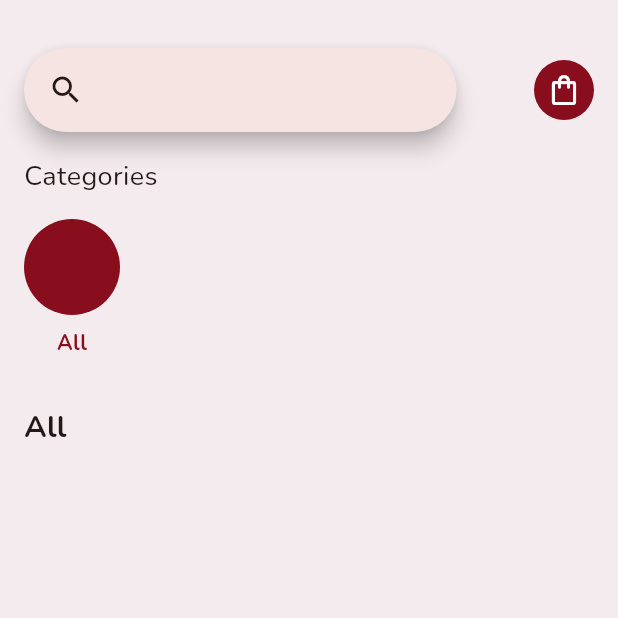
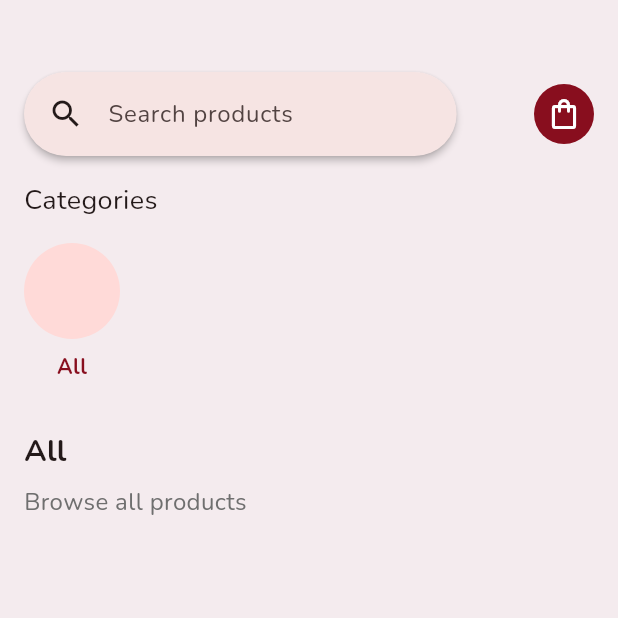
Before and after one commit to iaroslavagoncharova/flower-house, a Flutter app: the HomePage screen opened directly, on a phone screen of 412 x 824 dp, the top half of it. Run offline on Flutter 3.47's test engine with Material 3 defaults, Android fonts, the light colour scheme and no system bars; our stand-ins replace cached_network_image, cloud_firestore, firebase_core, flutter_slidable; accounts and stored records are empty; generated files the repository leaves out were written again.

Commit message:
feat: implement search functionality and improve product image caching in HomePage

```diff
--- a/lib/screens/home/home_page.dart
+++ b/lib/screens/home/home_page.dart
@@ -1,7 +1,10 @@
+import 'package:cached_network_image/cached_network_image.dart';
 import 'package:flutter/material.dart';
 import 'package:flutter_flower_shop/core/theme/app_colors.dart';
 import 'package:flutter_flower_shop/data/models/product.dart';
 import 'package:flutter_flower_shop/data/services/database.dart';
+import 'package:flutter_flower_shop/providers/cart_provider.dart';
+import 'package:provider/provider.dart';
 import 'widgets/product_card.dart';
 
 class HomePage extends StatefulWidget {
@@ -14,17 +17,41 @@ class HomePage extends StatefulWidget {
 class _HomePageState extends State<HomePage> {
   String _selectedCategoryId = 'all';
   String _selectedCategoryName = 'All';
-  String _selectedCategoryDescription = '';
+  String _selectedCategoryDescription = 'Browse all products';
   List<Product> _filteredProducts = [];
   List<Product> _allProducts = [];
   List<Map<String, dynamic>> _categories = [];
   bool _isLoading = true;
+  final _searchController = SearchController();
 
   @override
   void initState() {
     super.initState();
     _loadAllProducts();
     _loadCategories();
+    _searchController.addListener(_onSearchChanged);
+  }
+
+  @override
+  void dispose() {
+    _searchController.dispose();
+    super.dispose();
+  }
+
+  void _onSearchChanged() {
+    final query = _searchController.value.text.toLowerCase();
+
+    if (query.isEmpty) {
+      setState(() {
+        _filteredProducts = _allProducts;
+      });
+    } else {
+      setState(() {
+        _filteredProducts = _allProducts
+            .where((p) => p.name.toLowerCase().contains(query))
+            .toList();
+      });
+    }
   }
 
   Future<void> _loadAllProducts() async {
@@ -41,6 +68,15 @@ class _HomePageState extends State<HomePage> {
       _filteredProducts = products;
       _isLoading = false;
     });
+
+    await Future.wait(
+      _allProducts
+          .where((p) => p.imageUrl.isNotEmpty)
+          .map(
+            (p) =>
+                precacheImage(CachedNetworkImageProvider(p.imageUrl), context),
+          ),
+    );
   }
 
   Future<void> _loadCategories() async {
@@ -59,6 +95,17 @@ class _HomePageState extends State<HomePage> {
     setState(() {
       _categories = categories;
     });
+
+    await Future.wait(
+      _categories
+          .where((c) => c['imageUrl'] != null && c['imageUrl'].isNotEmpty)
+          .map(
+            (c) => precacheImage(
+              CachedNetworkImageProvider(c['imageUrl']),
+              context,
+            ),
+          ),
+    );
   }
 
   Future<void> _filterProductsByCategory(
@@ -108,7 +155,7 @@ class _HomePageState extends State<HomePage> {
           : SingleChildScrollView(
               padding: EdgeInsets.symmetric(
                 horizontal: isWeb ? width * 0.1 : 16,
-                vertical: 32,
+                vertical: 48,
               ),
               child: Column(
                 crossAxisAlignment: CrossAxisAlignment.start,
@@ -143,7 +190,6 @@ class _HomePageState extends State<HomePage> {
                         ),
                       ),
                     ),
-                  const SizedBox(height: 16),
                   _buildProductGrid(isWeb, isLandscape),
                   const SizedBox(height: 32),
                 ],
@@ -153,6 +199,7 @@ class _HomePageState extends State<HomePage> {
   }
 
   Widget _buildHeader(bool isWeb) {
+    final cart = context.watch<CartProvider>();
     return Row(
       mainAxisAlignment: isWeb
           ? MainAxisAlignment.end
@@ -164,36 +211,105 @@ class _HomePageState extends State<HomePage> {
             maxWidth: isWeb ? 500 : MediaQuery.of(context).size.width * 0.7,
           ),
           child: SearchAnchor(
+            searchController: _searchController,
             builder: (BuildContext context, SearchController controller) {
               return SearchBar(
                 controller: controller,
-                padding: const WidgetStatePropertyAll<EdgeInsets>(
-                  EdgeInsets.symmetric(horizontal: 16.0),
+                padding: const WidgetStatePropertyAll(
+                  EdgeInsets.symmetric(horizontal: 16, vertical: 4),
                 ),
                 onTap: () {
+                  setState(() {
                     controller.openView();
+                  });
                 },
                 onChanged: (_) {
+                  setState(() {
                     controller.openView();
+                  });
                 },
+                autoFocus: false,
+                elevation: WidgetStatePropertyAll(2),
                 leading: const Icon(Icons.search),
+                hintText: 'Search products',
               );
             },
             suggestionsBuilder:
                 (BuildContext context, SearchController controller) {
-                  return [];
+                  final query = controller.value.text.toLowerCase();
+                  final suggestions = _allProducts
+                      .where((p) => p.name.toLowerCase().contains(query))
+                      .toList();
+
+                  return suggestions.map((product) {
+                    return ListTile(
+                      leading: product.imageUrl.isNotEmpty
+                          ? Image.network(
+                              product.imageUrl,
+                              width: 40,
+                              height: 40,
+                              fit: BoxFit.cover,
+                            )
+                          : const Icon(Icons.local_florist),
+                      title: Text(product.name),
+                      subtitle: Text('€${product.price.toStringAsFixed(2)}'),
+                      onTap: () {
+                        setState(() {
+                          controller.closeView(product.name);
+                        });
+                        _searchController.clear();
+                        FocusScope.of(context).unfocus();
+                        Navigator.pushNamed(
+                          context,
+                          '/product',
+                          arguments: product,
+                        );
+                      },
+                    );
+                  }).toList();
                 },
           ),
         ),
         Padding(
           padding: const EdgeInsets.only(left: 16),
-          child: CircleAvatar(
-            backgroundColor: AppColors.primary,
           child: InkWell(
             onTap: () {
               Navigator.pushNamed(context, '/cart');
             },
+            child: Stack(
+              alignment: Alignment.topRight,
+              children: [
+                CircleAvatar(
+                  backgroundColor: AppColors.primary,
                   child: Icon(Icons.shopping_bag_outlined, color: Colors.white),
+                ),
+                if (cart.totalItems > 0)
+                  Positioned(
+                    right: 0,
+                    top: 0,
+                    child: Container(
+                      padding: const EdgeInsets.all(4),
+                      decoration: BoxDecoration(
+                        color: Colors.red,
+                        shape: BoxShape.circle,
+                      ),
+                      constraints: const BoxConstraints(
+                        minWidth: 20,
+                        minHeight: 20,
+                      ),
+                      child: Center(
+                        child: Text(
+                          cart.totalItems.toString(),
+                          style: const TextStyle(
+                            color: Colors.white,
+                            fontSize: 12,
+                            fontWeight: FontWeight.bold,
+                          ),
+                        ),
+                      ),
+                    ),
+                  ),
+              ],
             ),
           ),
         ),
@@ -234,11 +350,11 @@ class _HomePageState extends State<HomePage> {
               children: [
                 CircleAvatar(
                   radius: 32,
-                  backgroundColor: AppColors.primary,
-                  backgroundImage: cat['imageUrl'].isEmpty
-                      ? null
-                      : AssetImage(cat['imageUrl']),
+                  backgroundImage: cat['imageUrl'].isNotEmpty
+                      ? CachedNetworkImageProvider(cat['imageUrl'])
+                      : null,
                 ),
+
                 const SizedBox(height: 8),
                 Text(
                   cat['name'],
```
Lines whose indentation alone changed are shown as unchanged.
